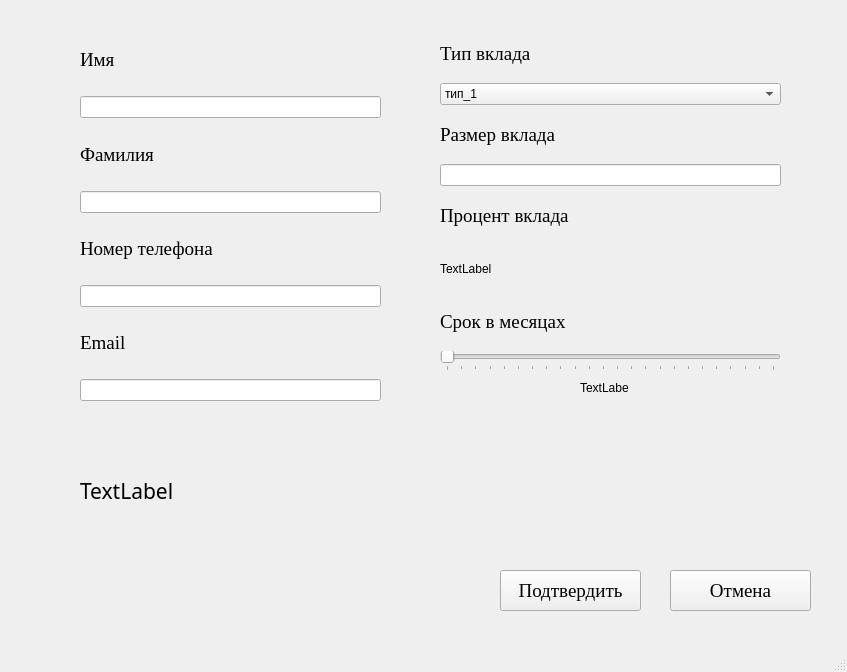
First picture: the form in Ui/Добавление вклада.ui, repository notprogamer3/PractiseProject, before the edit.
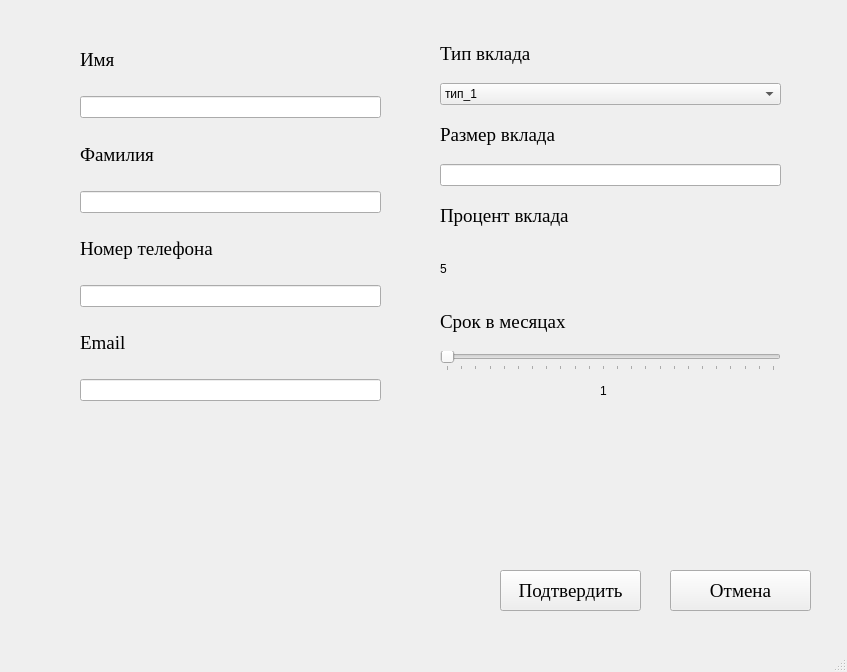
Second picture: the form after the edit.

What changed in the file:
```diff
--- a/Ui/Добавление вклада.ui
+++ b/Ui/Добавление вклада.ui
@@ -55,14 +55,14 @@
    <widget class="QLabel" name="TimeNumLabel">
     <property name="geometry">
      <rect>
-      <x>580</x>
+      <x>600</x>
       <y>380</y>
-      <width>49</width>
-      <height>16</height>
+      <width>41</width>
+      <height>21</height>
      </rect>
     </property>
     <property name="text">
-     <string>TextLabel</string>
+     <string>1</string>
     </property>
    </widget>
    <widget class="QWidget" name="verticalLayoutWidget">
@@ -214,7 +214,7 @@
      <item>
       <widget class="QLabel" name="PercentLabel">
        <property name="text">
-        <string>TextLabel</string>
+        <string>5</string>
        </property>
       </widget>
      </item>
@@ -271,7 +271,7 @@
      <enum>QFrame::Shape::NoFrame</enum>
     </property>
     <property name="text">
-     <string>TextLabel</string>
+     <string/>
     </property>
     <property name="scaledContents">
      <bool>false</bool>
```
Left out of the diff: 30 changed lines with no effect on the pictures.
